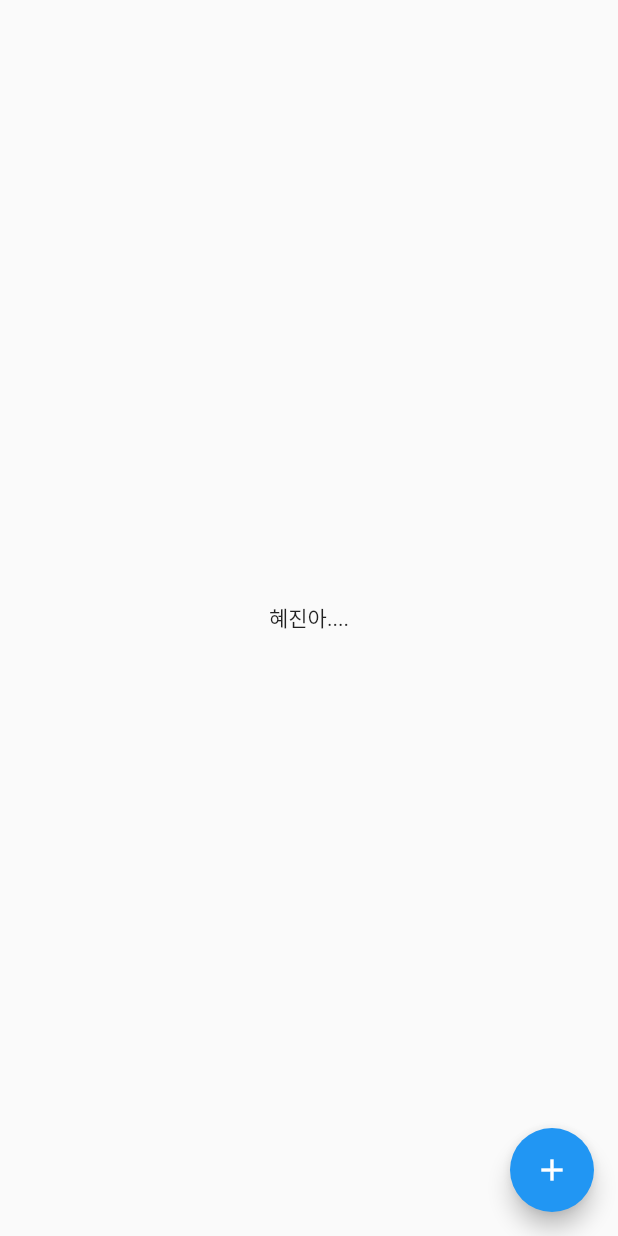
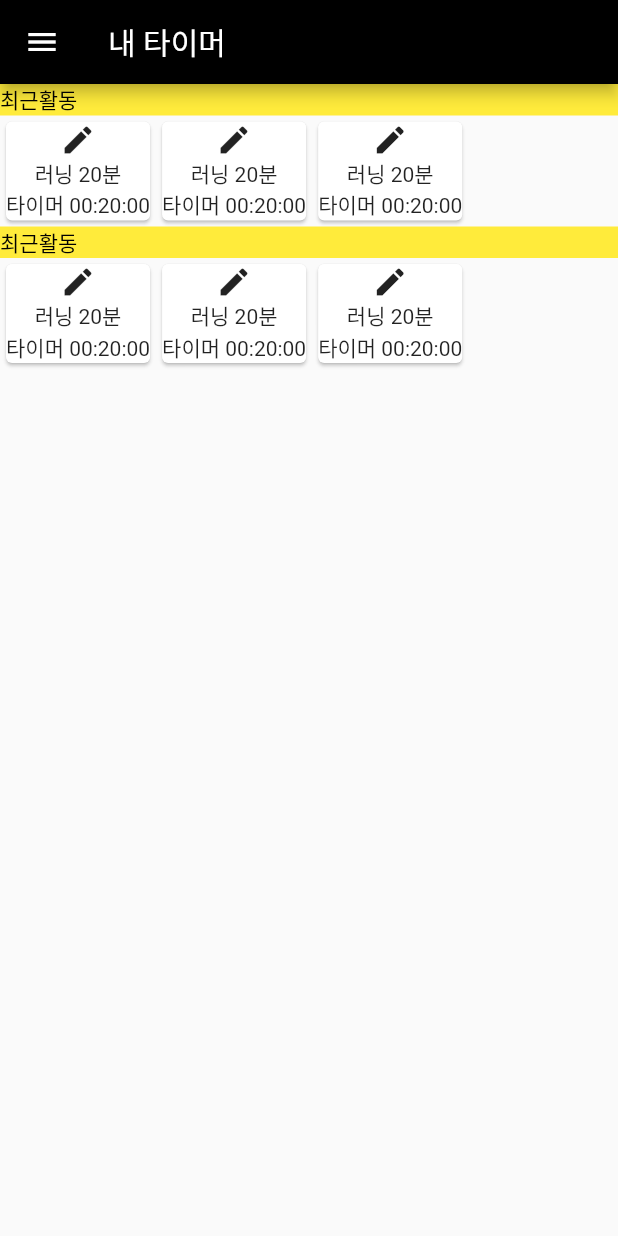
Before and after one commit to ssorrychoi/Timer_project, a Flutter app: the HomeScreen screen opened directly, on a phone screen of 412 x 824 dp. Run offline on Flutter 3.47's test engine with Material 2 defaults, Android fonts, the phone set to English and light mode, and no system bars; our stand-ins replace circular_countdown_timer, stop_watch_timer.

Commit message:
complete first page

```diff
--- a/lib/main.dart
+++ b/lib/main.dart
@@ -1,4 +1,5 @@
 import 'package:flutter/material.dart';
+import 'package:project_timer/screens/add_timer.dart';
 import 'package:project_timer/screens/home_screen.dart';
 import 'package:project_timer/screens/setting_screen.dart';
 import 'package:project_timer/screens/timer_screen.dart';
@@ -31,6 +32,7 @@ class _HomePageState extends State<HomePage> {
     HomeScreen(),
     TimerScreen(),
     SettingScreen(),
+    AddTimer(),
   ];
 
   int _currentScreen = 1;
@@ -40,6 +42,10 @@ class _HomePageState extends State<HomePage> {
     return Scaffold(
       body: _screens[_currentScreen],
       bottomNavigationBar: BottomNavigationBar(
+        type: BottomNavigationBarType.fixed,
+        backgroundColor: Colors.blue,
+        selectedItemColor: Colors.white,
+        unselectedFontSize: 10.0,
         currentIndex: _currentScreen,
         onTap: changeScreen,
         items: <BottomNavigationBarItem>[
@@ -48,6 +54,7 @@ class _HomePageState extends State<HomePage> {
               icon: Icon(Icons.timer), title: Text('Stop Watch')),
           BottomNavigationBarItem(
               icon: Icon(Icons.settings), title: Text('Setting')),
+          BottomNavigationBarItem(icon: Icon(Icons.done), title: Text('Timer'))
         ],
       ),
     );
--- a/lib/model/timer_model.dart
+++ b/lib/model/timer_model.dart
@@ -1,20 +1,3 @@
 import 'package:flutter/cupertino.dart';
 
-class MyTimer extends ChangeNotifier {
-  String title;
-  int time;
-
-  MyTimer({this.title, this.time});
-
-  MyTimer.fromJson(Map<String, dynamic> json) {
-    title = json['title'];
-    time = json['time'];
-  }
-
-  Map<String, dynamic> toJson() {
-    final Map<String, dynamic> data = new Map<String, dynamic>();
-    data['title'] = this.title;
-    data['time'] = this.time;
-    return data;
-  }
-}
+class MyTimer extends ChangeNotifier {}
--- a/lib/screens/home_screen.dart
+++ b/lib/screens/home_screen.dart
@@ -11,18 +11,115 @@ class _HomeScreenState extends State<HomeScreen> {
   @override
   Widget build(BuildContext context) {
     return Scaffold(
-      body: Center(
-          child: InkWell(
-              onTap: () => Navigator.push(context,
-                  MaterialPageRoute(builder: (context) => CustomTimer())),
-              child: Text('혜진아....'))),
-      floatingActionButton: FloatingActionButton(
-        child: Icon(Icons.add),
-        onPressed: () {
-          Navigator.push(
-              context, MaterialPageRoute(builder: (context) => AddTimer()));
-        },
+      drawer: Drawer(
+        child: ListView(
+          padding: EdgeInsets.zero,
+          children: [
+            DrawerHeader(
+              child: Text('Drawer Header'),
+              decoration: BoxDecoration(
+                color: Colors.blue,
+              ),
+            ),
+            ListTile(title: Text('Blah')),
+            ListTile(title: Text('Blah'))
+          ],
+        ),
       ),
+      appBar: AppBar(
+        title: Text('내 타이머'),
+        backgroundColor: Colors.black,
+      ),
+      body: Column(
+        children: [
+          Container(
+            color: Colors.yellow,
+            alignment: Alignment.centerLeft,
+            child: Text(
+              '최근활동',
+              style: TextStyle(color: Colors.black),
+            ),
+          ),
+          Row(
+            children: [
+              Card(
+                child: Column(
+                  children: [
+                    Icon(Icons.create),
+                    Text('러닝 20분'),
+                    Text('타이머 00:20:00')
+                  ],
+                ),
+              ),
+              Card(
+                child: Column(
+                  children: [
+                    Icon(Icons.create),
+                    Text('러닝 20분'),
+                    Text('타이머 00:20:00')
+                  ],
+                ),
+              ),
+              Card(
+                child: Column(
+                  children: [
+                    Icon(Icons.create),
+                    Text('러닝 20분'),
+                    Text('타이머 00:20:00')
+                  ],
+                ),
+              ),
+            ],
+          ),
+          Container(
+            color: Colors.yellow,
+            alignment: Alignment.centerLeft,
+            child: Text(
+              '최근활동',
+              style: TextStyle(color: Colors.black),
+            ),
+          ),
+          Row(
+            children: [
+              Card(
+                child: Column(
+                  children: [
+                    Icon(Icons.create),
+                    Text('러닝 20분'),
+                    Text('타이머 00:20:00')
+                  ],
+                ),
+              ),
+              Card(
+                child: Column(
+                  children: [
+                    Icon(Icons.create),
+                    Text('러닝 20분'),
+                    Text('타이머 00:20:00')
+                  ],
+                ),
+              ),
+              Card(
+                child: Column(
+                  children: [
+                    Icon(Icons.create),
+                    Text('러닝 20분'),
+                    Text('타이머 00:20:00')
+                  ],
+                ),
+              ),
+            ],
+          )
+        ],
+      ),
+
+//      floatingActionButton: FloatingActionButton(
+//        child: Icon(Icons.add),
+//        onPressed: () {
+//          Navigator.push(
+//              context, MaterialPageRoute(builder: (context) => AddTimer()));
+//        },
+//      ),
     );
   }
 }
```
